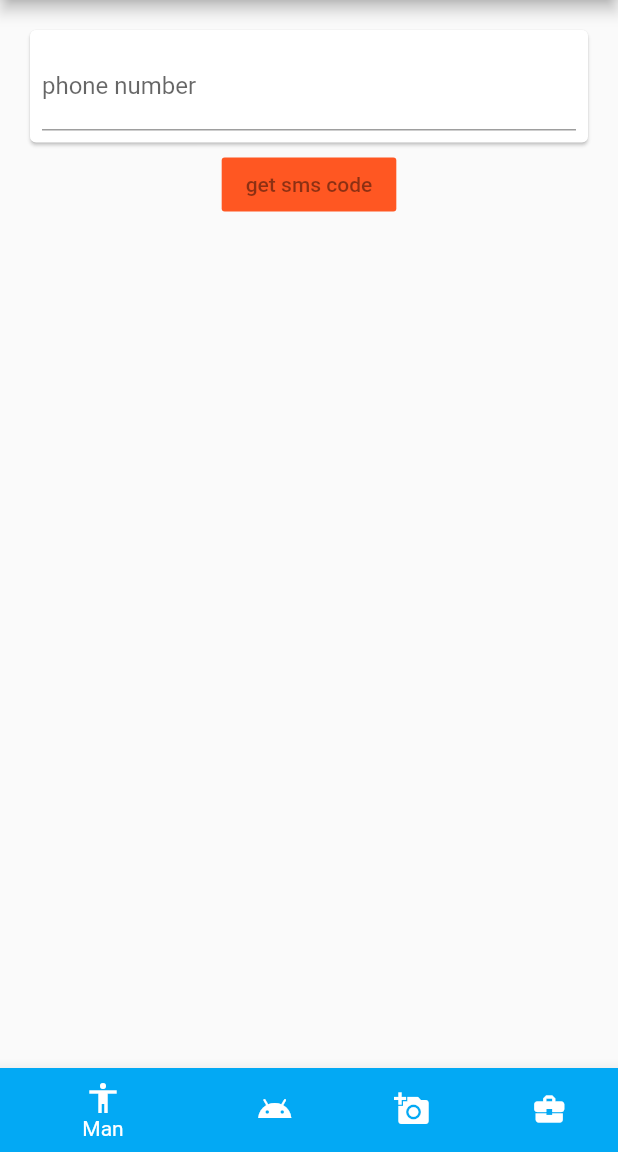
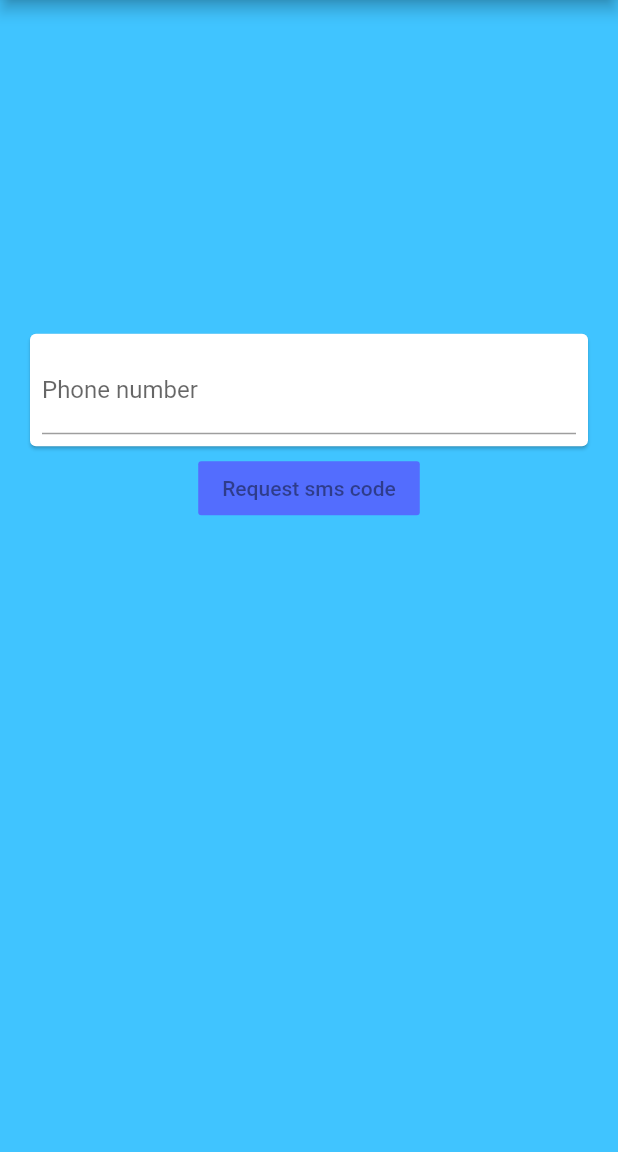
Before and after one commit to YashinSergey/ChatAppWithFlutter, a Flutter app: the screen it shows after launch, on a phone screen of 412 x 824 dp, the part 84-1236 px from its top. Run offline on Flutter 3.47's test engine with Material 2 defaults, Android fonts, the phone set to English and light mode, and no system bars.

Commit message:
Added branch_1 Переименованы классы и файлы. Ввод смс кода вынесен в отдельный экран

```diff
--- a/lib/SignInPage.dart
+++ /dev/null
@@ -1,124 +0,0 @@
-import 'package:firtsflutterapp/MainPage.dart';
-import 'package:flutter/cupertino.dart';
-import 'package:flutter/material.dart';
-
-class SignInPage extends StatefulWidget {
-
-  @override
-  _SignInPageState createState() => _SignInPageState();
-}
-
-class _SignInPageState extends State<SignInPage> {
-
-  bool isCodeSent = false;
-  TextEditingController controller = TextEditingController();
-
-  @override
-  Widget build(BuildContext context) {
-    return Scaffold(
-      appBar: new AppBar(
-        title: new Text('Sign in'),
-      ),
-      body:
-      Padding(
-        padding: const EdgeInsets.all(16.0),
-        child: isCodeSent ?
-        Container(
-          child: new Column(
-              mainAxisAlignment: MainAxisAlignment.start,
-              mainAxisSize: MainAxisSize.min,
-              crossAxisAlignment: CrossAxisAlignment.center,
-              children: <Widget>[
-                new Card(key: null,
-                  child:
-                  Padding(
-                    padding: const EdgeInsets.all(8.0),
-                    child: TextFormField(
-                      controller: controller,
-                      decoration: InputDecoration(labelText: "sms code"),
-                    ),
-                  ),
-
-                ),
-                FlatButton(
-                  color: Colors.deepOrange,
-                  onPressed: () {
-                    isCodeSent = false;
-                    controller.clear();
-                    Navigator.of(context).push(
-                        MaterialPageRoute(builder: (BuildContext context) {
-                          return MainPage();
-                      }));
-                  },
-                  child: Text(
-                      "check sms code"),
-                  textColor: Colors.black45,
-                ),
-              ]
-
-          ),
-        ) : Container(
-          child: new Column(
-              mainAxisAlignment: MainAxisAlignment.start,
-              mainAxisSize: MainAxisSize.min,
-              crossAxisAlignment: CrossAxisAlignment.center,
-              children: <Widget>[
-                new Card(key: null,
-                  child:
-                  Padding(
-                    padding: const EdgeInsets.all(8.0),
-                    child: TextFormField(
-                      controller: controller,
-                      decoration: InputDecoration(labelText: "phone number", hintText: "+7"),
-                    ),
-                  ),
-                ),
-                FlatButton(
-                  color: Colors.deepOrange,
-                  onPressed: () {
-                    setState(() {
-                      isCodeSent = true;
-                      controller.clear();
-                    });
-                  },
-                  child: Text(
-                      "get sms code"),
-                  textColor: Colors.black45,
-                ),
-              ]
-
-          ),
-        ),
-      ),
-
-      bottomNavigationBar: new BottomNavigationBar(
-          items: [
-            new BottomNavigationBarItem(
-              icon: const Icon(Icons.accessibility),
-              title: new Text('Man'),
-              backgroundColor: Colors.lightBlue,
-            ),
-
-            new BottomNavigationBarItem(
-              icon: const Icon(Icons.android),
-              title: new Text('Android'),
-              backgroundColor: Colors.lightBlue,
-            ),
-
-            new BottomNavigationBarItem(
-              icon: const Icon(Icons.add_a_photo),
-              title: new Text('Camera'),
-              backgroundColor: Colors.lightBlue,
-            ),
-
-            new BottomNavigationBarItem(
-              icon: const Icon(Icons.business_center),
-              title: new Text('Briefcase'),
-              backgroundColor: Colors.lightBlue,
-            )
-          ]
-
-      ),
-    );
-  }
-}
--- /dev/null
+++ b/lib/auth/PhoneInput.dart
@@ -0,0 +1,67 @@
+import 'package:firtsflutterapp/Chat.dart';
+import 'file:///D:/Programming/Flutter/firts_flutter_app/lib/auth/SmsInput.dart';
+import 'package:flutter/cupertino.dart';
+import 'package:flutter/material.dart';
+
+class PhoneInput extends StatefulWidget {
+
+  @override
+  _PhoneInputState createState() => _PhoneInputState();
+}
+
+class _PhoneInputState extends State<PhoneInput> {
+
+  bool isCodeSent = false;
+  TextEditingController controller = TextEditingController();
+
+  @override
+  Widget build(BuildContext context) {
+    return Scaffold(
+      backgroundColor: Colors.lightBlueAccent,
+      appBar: new AppBar(
+        title: new Text('Sign in'),
+      ),
+      body:
+      Padding(
+        padding: const EdgeInsets.all(16.0),
+        child:
+        Center(
+          child: Container(
+            margin: EdgeInsets.only(bottom: 200.0),
+            child: new Column(
+                mainAxisAlignment: MainAxisAlignment.start,
+                mainAxisSize: MainAxisSize.min,
+                crossAxisAlignment: CrossAxisAlignment.center,
+                children: <Widget>[
+                  new Card(key: null,
+                    child:
+                    Padding(
+                      padding: const EdgeInsets.all(8.0),
+                      child: TextFormField(
+                        controller: controller,
+                        keyboardType: TextInputType.number,
+                        decoration: InputDecoration(labelText: "Phone number", hintText: "+7"),
+                      ),
+                    ),
+                  ),
+                  FlatButton(
+                    color: Colors.indigoAccent,
+                    onPressed: () {
+                        controller.clear();
+                        Navigator.of(context).push(
+                            MaterialPageRoute(builder: (BuildContext context) {
+                              return SmsInput();
+                            }));
+                    },
+                    child: Text(
+                        "Request sms code"),
+                    textColor: Colors.black45,
+                  ),
+                ]
+            ),
+          ),
+        ),
+      ),
+    );
+  }
+}
--- a/lib/main.dart
+++ b/lib/main.dart
@@ -1,4 +1,4 @@
-import 'package:firtsflutterapp/SignInPage.dart';
+import 'file:///D:/Programming/Flutter/firts_flutter_app/lib/auth/PhoneInput.dart';
 import 'package:flutter/material.dart';
 
 void main() {
@@ -18,7 +18,7 @@ class MyApp extends StatelessWidget {
 
         primarySwatch: Colors.blue,
       ),
-      home: SignInPage(),
+      home: PhoneInput(),
     );
   }
 }
```
Also changed, not shown: lib/Chat.dart (renamed from lib/MainPage.dart, +3 -32 lines), lib/auth/SmsInput.dart (added, +65 -0 lines).
